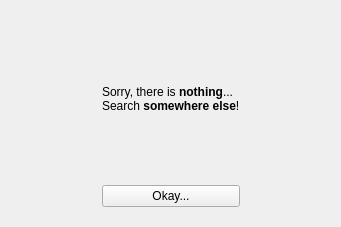
This is View/result_window.ui in sherri-ice/far-from-home as Qt 5 draws it before an edit. The edited form follows.
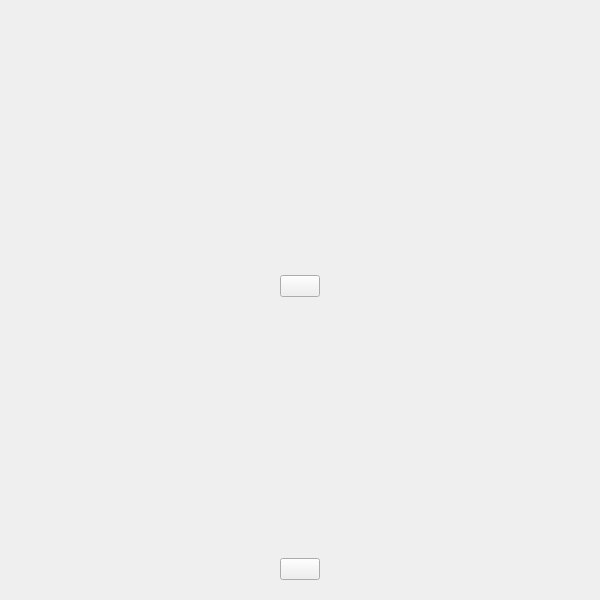
This is the edited form. The open tabs and pages were chosen to show the change.

Diff of the .ui file:
```diff
--- a/View/result_window.ui
+++ b/View/result_window.ui
@@ -6,8 +6,8 @@
    <rect>
     <x>0</x>
     <y>0</y>
-    <width>341</width>
-    <height>227</height>
+    <width>600</width>
+    <height>600</height>
    </rect>
   </property>
   <property name="windowTitle">
@@ -76,13 +76,6 @@
          </property>
         </spacer>
        </item>
-       <item row="0" column="2">
-        <widget class="QLabel" name="no_text">
-         <property name="text">
-          <string>&lt;html&gt;&lt;head/&gt;&lt;body&gt;&lt;p&gt;Sorry, there is &lt;span style=&quot; font-weight:600;&quot;&gt;nothing&lt;/span&gt;...&lt;br/&gt;Search &lt;span style=&quot; font-weight:600;&quot;&gt;somewhere else&lt;/span&gt;!&lt;/p&gt;&lt;/body&gt;&lt;/html&gt;</string>
-         </property>
-        </widget>
-       </item>
        <item row="0" column="3">
         <spacer name="horizontalSpacer_2">
          <property name="orientation">
@@ -99,7 +92,14 @@
        <item row="1" column="2">
         <widget class="QPushButton" name="okay_button">
          <property name="text">
-          <string>Okay...</string>
+          <string/>
+         </property>
+        </widget>
+       </item>
+       <item row="0" column="2" alignment="Qt::AlignHCenter|Qt::AlignVCenter">
+        <widget class="QPushButton" name="no_text">
+         <property name="text">
+          <string/>
          </property>
         </widget>
        </item>
```
Left out of the diff: 10 changed lines with no effect on the pictures.
